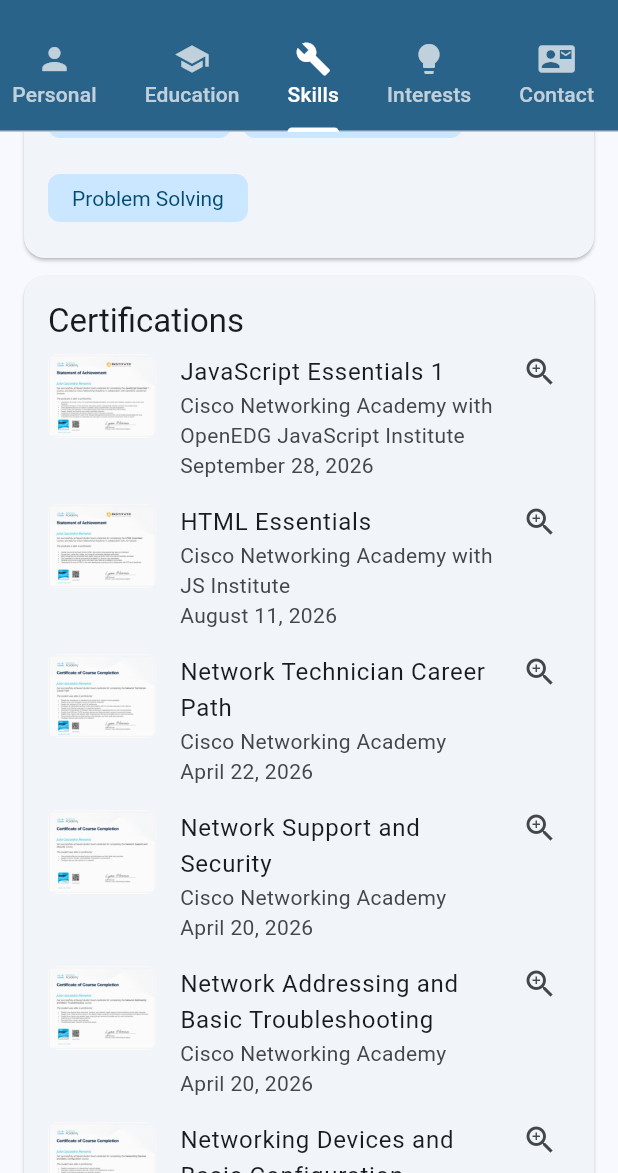
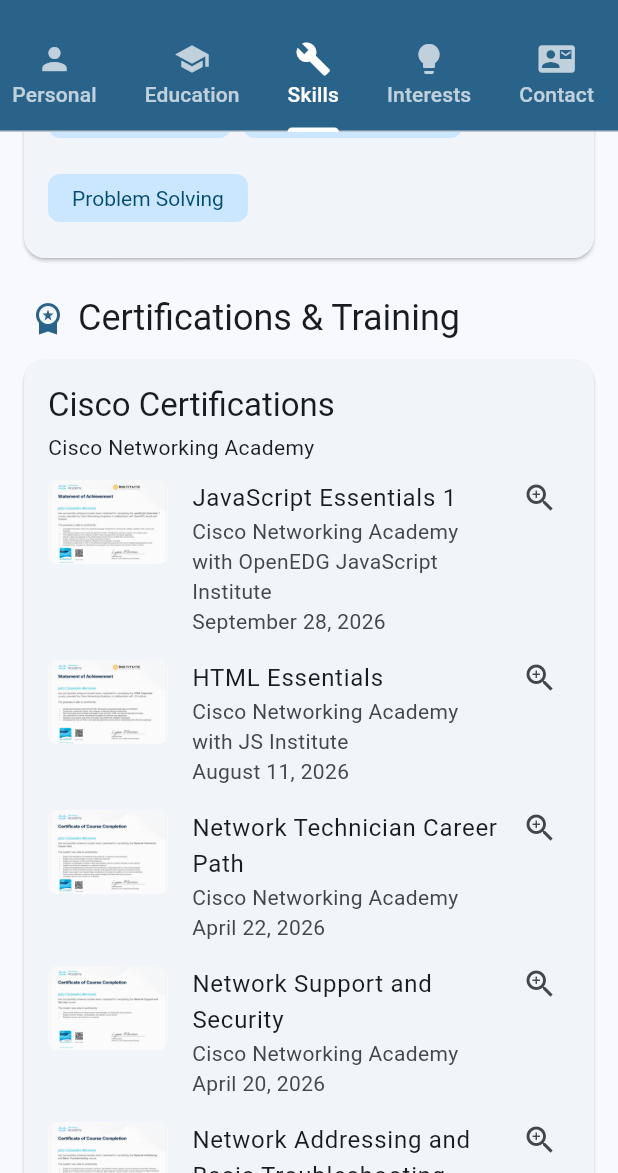
Before and after one commit to lcct-24-13115/my_portfolio, a Flutter app: the screen it shows after launch, tab 3 chosen, scrolled down 576 dp, on a phone screen of 412 x 824 dp, the part 63-1236 px from its top. Run offline on Flutter 3.47's test engine with Material 3 defaults, Android fonts, the phone set to English and light mode, and no system bars.

Commit message:
Add webinar certificates to Skills tab

```diff
--- a/lib/screens/skills_tab.dart
+++ b/lib/screens/skills_tab.dart
@@ -2,7 +2,11 @@
 
 import '../app_theme.dart';
 
-/// Third tab: technical skills, non-technical skills, certifications.
+/// Third tab: skills, then certifications & training.
+///
+/// Layout order: Technical skills, non-technical skills, then the
+/// "Certifications & Training" section (Cisco certificates on top,
+/// the MVConsultancy webinar series right below, other seminars last).
 class SkillsTab extends StatelessWidget {
   const SkillsTab({super.key});
 
@@ -80,18 +84,48 @@
     ),
   ];
 
-    // Format: (seminar / training, venue, date)
-  static const List<(String, String, String)> _training = [
+  // Format: (webinar number, title, tagline, date, image file)
+  // MVConsultancy - IT & Digital Skills Webinar Series 6.
+  static const List<(int, String, String, String, String)> _webinars = [
     (
-      'Data Analytics for Better Decisions',
-      'Manila, Phils.',
-      'October 15, 2026'
+      2,
+      'Cloud Tools for Productivity',
+      'Work Smarter. Collaborate Anywhere.',
+      'October 14, 2026',
+      'assets/images/cert_webinar_2.jpg'
     ),
     (
-      'Cloud Tools for Productivity',
-      'Manila, Phils.',
-      'October 14, 2026'
+      3,
+      'Data Analytics for Better Decisions',
+      'From Data to Insights to Action.',
+      'October 15, 2026',
+      'assets/images/cert_webinar_3.jpg'
     ),
+    (
+      4,
+      'Cybersecurity Awareness in a Digital World',
+      'Protect Yourself. Protect Your Business.',
+      'October 16, 2026',
+      'assets/images/cert_webinar_4.jpg'
+    ),
+    (
+      5,
+      'Social Media Marketing That Works',
+      'Create. Engage. Convert.',
+      'October 17, 2026',
+      'assets/images/cert_webinar_5.jpg'
+    ),
+    (
+      6,
+      'Digital Career Opportunities & Freelancing',
+      'New Skills. Global Opportunities.',
+      'October 18, 2026',
+      'assets/images/cert_webinar_6.jpg'
+    ),
+  ];
+
+  // Format: (seminar / training, venue, date)
+  static const List<(String, String, String)> _training = [
     (
       'Financial Technology and AI Industry Seminar',
       'TP ICAP, Bonifacio Global City, Taguig',
@@ -141,6 +175,22 @@
     );
   }
 
+  /// Big heading that introduces the "Certifications & Training" section.
+  Widget _sectionHeading(BuildContext context, String text) {
+    final textTheme = Theme.of(context).textTheme;
+    return Padding(
+      padding: const EdgeInsets.fromLTRB(4, 12, 4, 12),
+      child: Row(
+        children: [
+          Icon(Icons.workspace_premium,
+              color: Theme.of(context).colorScheme.primary),
+          const SizedBox(width: 8),
+          Expanded(child: Text(text, style: textTheme.headlineSmall)),
+        ],
+      ),
+    );
+  }
+
   /// Opens the full certificate in a dialog. Pinch or scroll to zoom.
   void _openCertificate(BuildContext context, String title, String imagePath) {
     showDialog<void>(
@@ -177,9 +227,17 @@
     );
   }
 
-  /// Builds the certifications card. Each row shows a thumbnail of the
-  /// certificate; tapping it opens the full image.
-  Widget _certificationsSection(BuildContext context) {
+  /// Builds a card of certificate rows. Each row shows a thumbnail;
+  /// tapping it opens the full image.
+  ///
+  /// [rows] format: (title, details shown under the title, image file).
+  Widget _certificateCard(
+    BuildContext context, {
+    required String title,
+    String? subtitle,
+    required List<(String, String, String)> rows,
+  }) {
+    final textTheme = Theme.of(context).textTheme;
     return Card(
       child: Padding(
         padding: const EdgeInsets.symmetric(vertical: 16),
@@ -188,28 +246,37 @@
           children: [
             Padding(
               padding: const EdgeInsets.symmetric(horizontal: 16),
-              child: Text('Certifications',
-                  style: Theme.of(context).textTheme.titleLarge),
+              child: Column(
+                crossAxisAlignment: CrossAxisAlignment.start,
+                children: [
+                  Text(title, style: textTheme.titleLarge),
+                  if (subtitle != null) ...[
+                    const SizedBox(height: 4),
+                    Text(subtitle, style: textTheme.bodyMedium),
+                  ],
+                ],
+              ),
             ),
-            for (final (name, issuer, date, image) in _certifications)
+            const SizedBox(height: 4),
+            for (final (name, details, image) in rows)
               ListTile(
                 leading: ClipRRect(
                   borderRadius: BorderRadius.circular(6),
                   child: Image.asset(
                     image,
-                    width: 72,
+                    width: 80,
                     height: 56,
                     fit: BoxFit.cover,
                     errorBuilder: (context, error, stackTrace) =>
                         const SizedBox(
-                      width: 72,
+                      width: 80,
                       height: 56,
                       child: Icon(Icons.verified),
                     ),
                   ),
                 ),
                 title: Text(name),
-                subtitle: Text('$issuer\n$date'),
+                subtitle: Text(details),
                 isThreeLine: true,
                 trailing: const Icon(Icons.zoom_in),
                 onTap: () => _openCertificate(context, name, image),
@@ -220,7 +287,7 @@
     );
   }
 
-  /// Builds a card with a title and a list of (title, detail, date) rows.
+  /// Builds a plain card with a title and (title, venue, date) rows.
   Widget _listSection(BuildContext context, String title, IconData icon,
       List<(String, String, String)> rows) {
     return Card(
@@ -231,8 +298,8 @@
           children: [
             Padding(
               padding: const EdgeInsets.symmetric(horizontal: 16),
-              child: Text(title,
-                  style: Theme.of(context).textTheme.titleLarge),
+              child:
+                  Text(title, style: Theme.of(context).textTheme.titleLarge),
             ),
             for (final (name, detail, date) in rows)
               ListTile(
@@ -254,9 +321,30 @@
       children: [
         _chipSection(context, 'Technical Skills', _technical),
         _chipSection(context, 'Non-Technical Skills', _nonTechnical),
-        _certificationsSection(context),
-        _listSection(context, 'Seminars & Training',
-            Icons.workspace_premium, _training),
+        _sectionHeading(context, 'Certifications & Training'),
+        // 1) Cisco certifications with their certificate images (top).
+        _certificateCard(
+          context,
+          title: 'Cisco Certifications',
+          subtitle: 'Cisco Networking Academy',
+          rows: [
+            for (final (name, issuer, date, image) in _certifications)
+              (name, '$issuer\n$date', image),
+          ],
+        ),
+        // 2) Webinar series, right below the Cisco certifications.
+        _certificateCard(
+          context,
+          title: 'IT & Digital Skills Webinar Series 6',
+          subtitle: 'MVConsultancy  |  Google Meet  |  Oct 13-18, 2026',
+          rows: [
+            for (final (number, name, tagline, date, image) in _webinars)
+              ('Webinar #$number: $name', '$tagline\n$date', image),
+          ],
+        ),
+        // 3) Other seminars and trainings.
+        _listSection(context, 'Other Seminars & Training',
+            Icons.school, _training),
       ],
     );
   }
```
Also changed, not shown: assets/images/cert_webinar_2.jpg (added), assets/images/cert_webinar_3.jpg (added), assets/images/cert_webinar_4.jpg (added), assets/images/cert_webinar_5.jpg (added), assets/images/cert_webinar_6.jpg (added).
